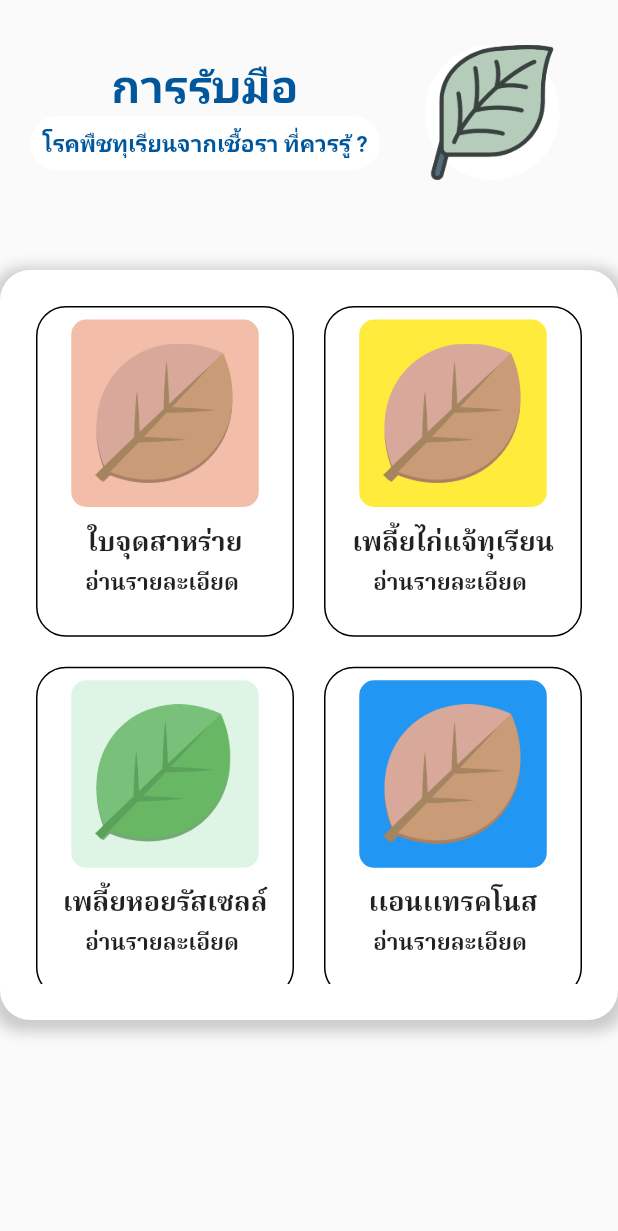
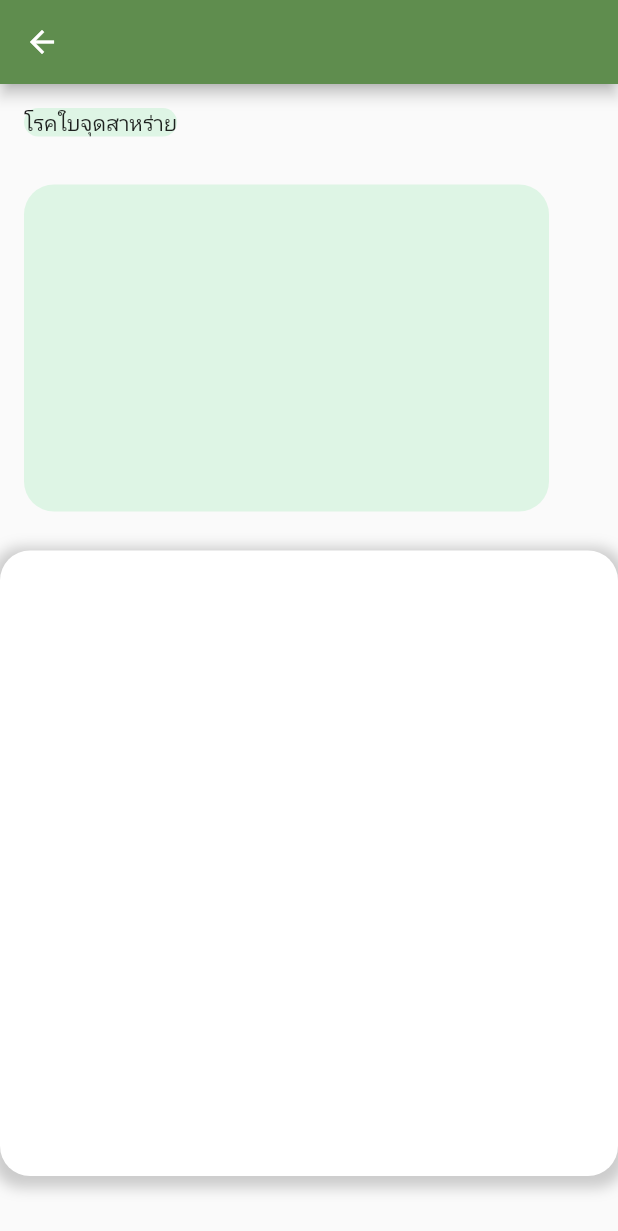
Before and after one commit to cs-634234024/durain_cassification_app_project, a Flutter app: the ManualScreen widget shown alone on an empty page, opened directly, after a tap on "เพลี้ยไก่แจ้ทุเรียน", on a phone screen of 412 x 824 dp. Shown: the top 1231 px of the screen. Run offline on Flutter 3.47's test engine with Material 2 defaults, Android fonts, the phone set to English and light mode, and no system bars; our stand-ins replace flutter_svg, font_awesome_flutter, google_fonts, image_picker, splashscreen; missing offline and left inert: tflite.

Commit message:
create new screen

```diff
--- a/lib/Screens/menu/manual_screen.dart
+++ b/lib/Screens/menu/manual_screen.dart
@@ -2,9 +2,9 @@
 
 import 'package:flutter/material.dart';
 import 'package:font_awesome_flutter/font_awesome_flutter.dart';
-import 'package:skincacer_project_final/Screens/menu_disease/algal_spot_screen.dart';
 
 import '../../constrance.dart';
+import '../menu_disease/body_disease.dart';
 
 class ManualScreen extends StatefulWidget {
   const ManualScreen({Key key}) : super(key: key);
@@ -18,6 +18,7 @@ class _ManualScreenState extends State<ManualScreen> {
       TextStyle(fontSize: 16, color: Colors.black, fontFamily: "Taitham3");
 
   int indexbutton = 0;
+  int indexmenu = 0;
 
   void changeButton(int index) {
     setState(() {
@@ -27,18 +28,31 @@ class _ManualScreenState extends State<ManualScreen> {
   }
 
   void pushMenu(index) {
+    indexmenu = index;
     if (index == 1) {
       Navigator.push(
                   context,
                   MaterialPageRoute(
-                    builder: (context) => AlgalSpotScreen(),
+                    builder: (context) => BodyDisease(index: indexmenu),
                   ));
     } else if (index == 2) {
-      print("Push2");
+      Navigator.push(
+                  context,
+                  MaterialPageRoute(
+                    builder: (context) => BodyDisease(index: indexmenu),
+                  ));
     } else if (index == 3) {
-      print('Push3');
+      Navigator.push(
+                  context,
+                  MaterialPageRoute(
+                    builder: (context) => BodyDisease(index: indexmenu),
+                  ));
     } else {
-      print('PUsh4');
+      Navigator.push(
+                  context,
+                  MaterialPageRoute(
+                    builder: (context) => BodyDisease(index: indexmenu),
+                  ));
     }
   }
 
--- a/lib/Screens/menu_disease/algal_spot_screen.dart
+++ /dev/null
@@ -1,43 +0,0 @@
-import 'package:flutter/material.dart';
-import 'package:flutter/src/foundation/key.dart';
-import 'package:flutter/src/widgets/framework.dart';
-import 'package:flutter/src/widgets/placeholder.dart';
-
-import '../../constrance.dart';
-
-class AlgalSpotScreen extends StatefulWidget {
-  const AlgalSpotScreen({Key key}) : super(key: key);
-
-  @override
-  State<AlgalSpotScreen> createState() => _AlgalSpotScreenState();
-}
-
-class _AlgalSpotScreenState extends State<AlgalSpotScreen> {
-  @override
-  Widget build(BuildContext context) {
-    Size size = MediaQuery.of(context).size;
-    return Scaffold(
-      appBar: AppBar(),
-      backgroundColor: Colors.white,
-      body: Column(
-        children: <Widget>[
-          Container(
-            height: size.height * 0.4 - 50,
-            child: Stack(
-              children: <Widget>[
-                Container(
-                  height: size.height * 0.4 - -50,
-                  decoration: const BoxDecoration(
-                    borderRadius: BorderRadius.only(bottomLeft: Radius.circular(50)),
-                    image: DecorationImage(
-                        image: AssetImage('assets/images/disease/disease-image-header/1.jpg'),fit: BoxFit.cover),
-                  ),
-                )
-              ],
-            ),
-          ),
-        ],
-      ),
-    );
-  }
-}
--- /dev/null
+++ b/lib/Screens/menu_disease/body_disease.dart
@@ -0,0 +1,146 @@
+import 'package:flutter/material.dart';
+import 'package:skincacer_project_final/Screens/menu/manual_screen.dart';
+import 'package:skincacer_project_final/Screens/predictions_screen.dart';
+
+import '../../constrance.dart';
+
+class BodyDisease extends StatefulWidget {
+  final int index;
+  const BodyDisease({Key key, this.index}) : super(key: key);
+
+  @override
+  State<BodyDisease> createState() => _BodyDiseaseState();
+}
+
+class _BodyDiseaseState extends State<BodyDisease> {
+  int newindex = 0;
+
+  changeBody() {
+    newindex = widget.index;
+    if (newindex == 1) {
+      print("success");
+      return const ListContainer(
+        title: "text1",
+      );
+    } else if (newindex == 2) {
+      return const ListContainer(
+        title: "text2",
+      );
+    } else if (newindex == 3) {
+      return const ListContainer(
+        title: "text3",
+      );
+    } else {
+      return const ListContainer(
+        title: "text4",
+      );
+    }
+  }
+
+  @override
+  Widget build(BuildContext context) {
+    return Scaffold(
+        appBar: AppBar(
+          backgroundColor: kbackgroundColor,
+        ),
+        body: changeBody());
+  }
+}
+
+class ListContainer extends StatelessWidget {
+  final String title;
+  const ListContainer({
+    Key key,
+    this.title,
+  }) : super(key: key);
+
+  @override
+  Widget build(BuildContext context) {
+    Size size = MediaQuery.of(context).size;
+    int imagesindex = 0 ;
+
+    void changeIndex (index){
+      imagesindex = index ;
+
+    }
+    return Column(
+      crossAxisAlignment: CrossAxisAlignment.start,
+      children: [
+        Padding(
+          padding: const EdgeInsets.all(16.0),
+          child: Container(
+            decoration: BoxDecoration(
+                borderRadius: BorderRadius.circular(12),
+                color: kbackgroundColorGreen),
+            child: Text("โรคใบจุดสาหร่าย"),
+          ),
+        ),
+        Container(
+          height: 250,
+          child: ListView(
+            scrollDirection: Axis.horizontal,
+            children: [
+              buildCardImages(index: 1,),
+              SizedBox(
+                width: 20,
+              ),
+              buildCardImages(index: 2,),
+              SizedBox(
+                width: 20,
+              ),
+              buildCardImages(index: 3,),
+              SizedBox(
+                width: 20,
+              ),
+              buildCardImages(index: 4,)
+            ],
+          ),
+        ),
+
+        SizedBox(
+          height: 10,
+        ),
+        Padding(
+            padding: const EdgeInsets.only(bottom: 16.0),
+            child: Container(
+              width: size.width,
+              height: size.height-407,
+              decoration: BoxDecoration(
+                  color: Colors.white,
+                  boxShadow: [
+                    BoxShadow(
+                      color: Colors.grey.withOpacity(0.5),
+                      spreadRadius: 5,
+                      blurRadius: 7,
+                      offset: Offset(0, 3), // changes position of shadow
+                    ),
+                  ],
+                  borderRadius: BorderRadius.circular(20)),
+            ))
+      ],
+    );
+  }
+}
+
+
+class buildCardImages extends StatelessWidget {
+  final int index;
+  const buildCardImages({
+    Key key, this.index,
+  }) : super(key: key);
+
+  @override
+  Widget build(BuildContext context) {
+    return Padding(
+      padding: const EdgeInsets.all(16.0),
+      child:
+          (Container(
+            width: 350,
+            height: 250,
+            decoration: BoxDecoration(
+                borderRadius: BorderRadius.circular(20), color: kbackgroundColorGreen),
+          )
+          ),
+
+      );
+  }}
--- a/pubspec.yaml
+++ b/pubspec.yaml
@@ -79,7 +79,6 @@ flutter:
     - assets/logo/leaf-color.png
     - assets/images/disease/menu1.png
     - assets/images/disease/menu2.png
-    - assets/images/disease/disease-image-header/1.jpg
   # An image asset can refer to one or more resolution-specific "variants", see
   # https://flutter.dev/assets-and-images/#resolution-aware
 
```
